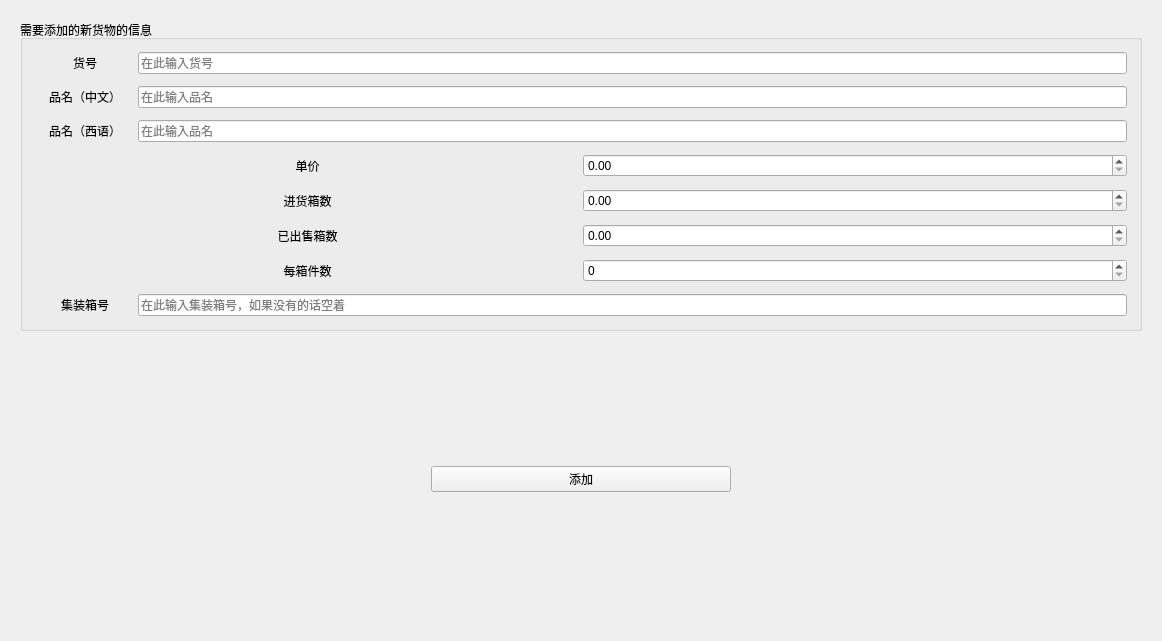
First picture: the form in CompanyStroageManagement/AddNewModelWindow.ui, repository linxinwNeo/CompanyStroageManagement, before the edit.
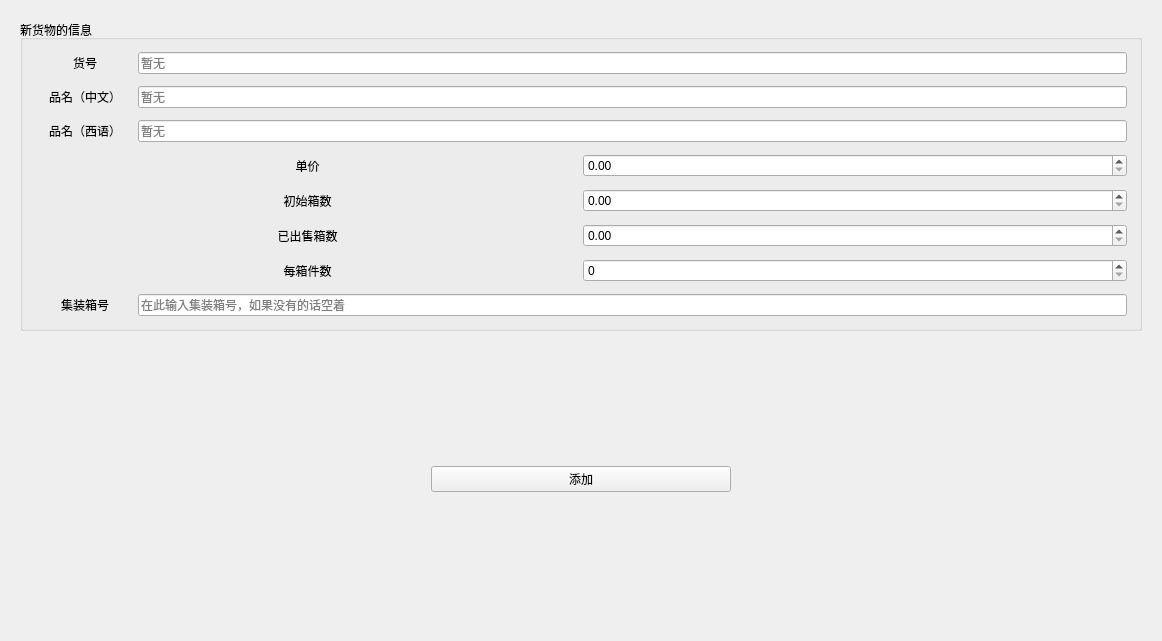
Second picture: the form after the edit.

```diff
--- a/CompanyStroageManagement/AddNewModelWindow.ui
+++ b/CompanyStroageManagement/AddNewModelWindow.ui
@@ -20,7 +20,7 @@
       <item>
        <widget class="QGroupBox" name="groupBox">
         <property name="title">
-         <string>需要添加的新货物的信息</string>
+         <string>新货物的信息</string>
         </property>
         <layout class="QVBoxLayout" name="verticalLayout">
          <item>
@@ -60,7 +60,7 @@
             <item>
              <widget class="QLineEdit" name="MODELCODE_LE">
               <property name="placeholderText">
-               <string>在此输入货号</string>
+               <string>暂无</string>
               </property>
              </widget>
             </item>
@@ -104,7 +104,7 @@
             <item>
              <widget class="QLineEdit" name="DESCRIPTION_CN_LE">
               <property name="placeholderText">
-               <string>在此输入品名</string>
+               <string>暂无</string>
               </property>
              </widget>
             </item>
@@ -148,7 +148,7 @@
             <item>
              <widget class="QLineEdit" name="DESCRIPTION_SPAN_LE">
               <property name="placeholderText">
-               <string>在此输入品名</string>
+               <string>暂无</string>
               </property>
              </widget>
             </item>
@@ -214,7 +214,7 @@
             <item>
              <widget class="QLabel" name="NUM_INIT_BOXES_label">
               <property name="text">
-               <string>进货箱数</string>
+               <string>初始箱数</string>
               </property>
               <property name="alignment">
                <set>Qt::AlignCenter</set>
```
Left out of the diff: 2 changed lines with no effect on the pictures.
